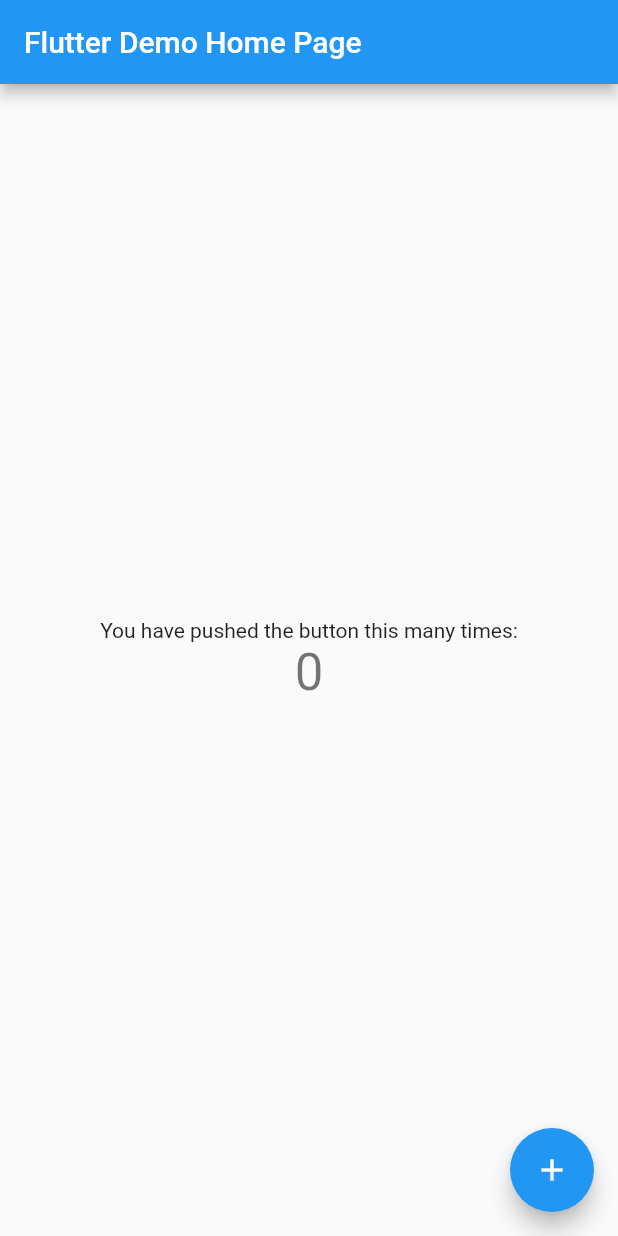
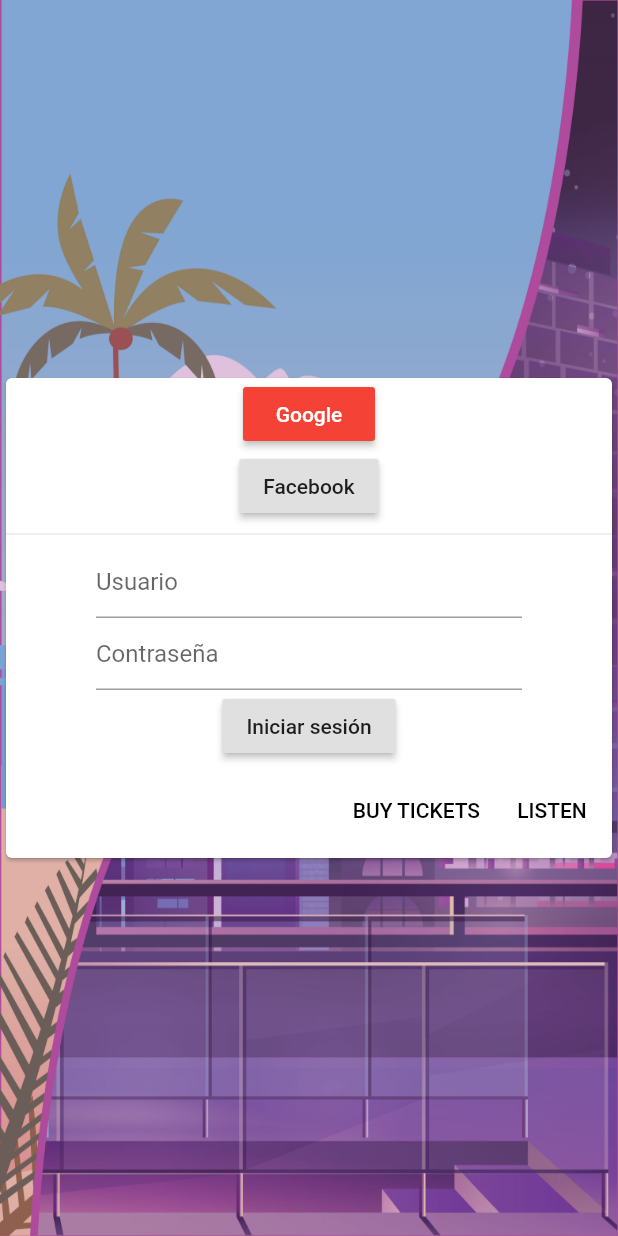
Before and after one commit to gaellabreu/tachartas-mobile, a Flutter app: the screen it shows after launch, on a phone screen of 412 x 824 dp. Run offline on Flutter 3.47's test engine with Material 2 defaults, Android fonts, the phone set to English and light mode, and no system bars.

Commit message:
started working on the login, added image from gerartu and created centered card, now positioning elements

```diff
--- a/lib/main.dart
+++ b/lib/main.dart
@@ -1,111 +1,17 @@
 import 'package:flutter/material.dart';
+import './pages/login.dart';
 
 void main() => runApp(MyApp());
 
 class MyApp extends StatelessWidget {
-  // This widget is the root of your application.
   @override
   Widget build(BuildContext context) {
     return MaterialApp(
       title: 'Flutter Demo',
       theme: ThemeData(
-        // This is the theme of your application.
-        //
-        // Try running your application with "flutter run". You'll see the
-        // application has a blue toolbar. Then, without quitting the app, try
-        // changing the primarySwatch below to Colors.green and then invoke
-        // "hot reload" (press "r" in the console where you ran "flutter run",
-        // or simply save your changes to "hot reload" in a Flutter IDE).
-        // Notice that the counter didn't reset back to zero; the application
-        // is not restarted.
         primarySwatch: Colors.blue,
       ),
-      home: MyHomePage(title: 'Flutter Demo Home Page'),
+      home: Scaffold(body: Login(),),
     );
   }
 }
-
-class MyHomePage extends StatefulWidget {
-  MyHomePage({Key key, this.title}) : super(key: key);
-
-  // This widget is the home page of your application. It is stateful, meaning
-  // that it has a State object (defined below) that contains fields that affect
-  // how it looks.
-
-  // This class is the configuration for the state. It holds the values (in this
-  // case the title) provided by the parent (in this case the App widget) and
-  // used by the build method of the State. Fields in a Widget subclass are
-  // always marked "final".
-
-  final String title;
-
-  @override
-  _MyHomePageState createState() => _MyHomePageState();
-}
-
-class _MyHomePageState extends State<MyHomePage> {
-  int _counter = 0;
-
-  void _incrementCounter() {
-    setState(() {
-      // This call to setState tells the Flutter framework that something has
-      // changed in this State, which causes it to rerun the build method below
-      // so that the display can reflect the updated values. If we changed
-      // _counter without calling setState(), then the build method would not be
-      // called again, and so nothing would appear to happen.
-      _counter++;
-    });
-  }
-
-  @override
-  Widget build(BuildContext context) {
-    // This method is rerun every time setState is called, for instance as done
-    // by the _incrementCounter method above.
-    //
-    // The Flutter framework has been optimized to make rerunning build methods
-    // fast, so that you can just rebuild anything that needs updating rather
-    // than having to individually change instances of widgets.
-    return Scaffold(
-      appBar: AppBar(
-        // Here we take the value from the MyHomePage object that was created by
-        // the App.build method, and use it to set our appbar title.
-        title: Text(widget.title),
-      ),
-      body: Center(
-        // Center is a layout widget. It takes a single child and positions it
-        // in the middle of the parent.
-        child: Column(
-          // Column is also a layout widget. It takes a list of children and
-          // arranges them vertically. By default, it sizes itself to fit its
-          // children horizontally, and tries to be as tall as its parent.
-          //
-          // Invoke "debug painting" (press "p" in the console, choose the
-          // "Toggle Debug Paint" action from the Flutter Inspector in Android
-          // Studio, or the "Toggle Debug Paint" command in Visual Studio Code)
-          // to see the wireframe for each widget.
-          //
-          // Column has various properties to control how it sizes itself and
-          // how it positions its children. Here we use mainAxisAlignment to
-          // center the children vertically; the main axis here is the vertical
-          // axis because Columns are vertical (the cross axis would be
-          // horizontal).
-          mainAxisAlignment: MainAxisAlignment.center,
-          children: <Widget>[
-            Text(
-              'You have pushed the button this many times:',
-            ),
-            Text(
-              '$_counter',
-              style: Theme.of(context).textTheme.display1,
-            ),
-          ],
-        ),
-      ),
-      floatingActionButton: FloatingActionButton(
-        onPressed: _incrementCounter,
-        tooltip: 'Increment',
-        child: Icon(Icons.add),
-      ), // This trailing comma makes auto-formatting nicer for build methods.
-    );
-  }
-}
--- /dev/null
+++ b/lib/pages/login.dart
@@ -0,0 +1,65 @@
+import 'package:flutter/material.dart';
+
+class Login extends StatelessWidget {
+  @override
+  Widget build(BuildContext context) {
+    return Stack(
+      children: <Widget>[
+        Container(
+            foregroundDecoration: const BoxDecoration(
+                image: DecorationImage(
+                    image: AssetImage('assets/login_background.jpg'),
+                    fit: BoxFit.fill))),
+        Align(
+          alignment: Alignment.center,
+          child: Card(
+            child: Column(
+              mainAxisSize: MainAxisSize.min,
+              children: <Widget>[
+                Column(
+                  children: <Widget>[
+                    RaisedButton(
+                      child: const Text('Google'),
+                      color: Colors.red,
+                      textColor: Colors.white,
+                      onPressed: () => {},
+                    ),
+                    RaisedButton(
+                      child: const Text('Facebook'),
+                      onPressed: () => {},
+                    ),
+                  ],
+                ),
+                Divider(),
+                Padding(
+                    padding: EdgeInsets.only(left: 60, right: 60),
+                    child: Column(children: <Widget>[
+                      TextField(
+                          decoration: InputDecoration(hintText: 'Usuario')),
+                      TextField(
+                          decoration: InputDecoration(hintText: 'Contraseña')),
+                        RaisedButton(child: const Text('Iniciar sesión'), onPressed: () => {},)
+                    ])),
+
+                ButtonTheme.bar(
+                  child: ButtonBar(
+                    children: <Widget>[
+                      FlatButton(
+                        child: const Text('BUY TICKETS'),
+                        onPressed: () {/* ... */},
+                      ),
+                      FlatButton(
+                        child: const Text('LISTEN'),
+                        onPressed: () {/* ... */},
+                      ),
+                    ],
+                  ),
+                ),
+              ],
+            ),
+          ),
+        )
+      ],
+    );
+  }
+}
--- a/pubspec.yaml
+++ b/pubspec.yaml
@@ -41,8 +41,8 @@
   uses-material-design: true
 
   # To add assets to your application, add an assets section, like this:
-  # assets:
-  #  - images/a_dot_burr.jpeg
+  assets:
+   - assets/login_background.jpg
   #  - images/a_dot_ham.jpeg
 
   # An image asset can refer to one or more resolution-specific "variants", see
```
Also changed, not shown: assets/login_background.jpg (added).
